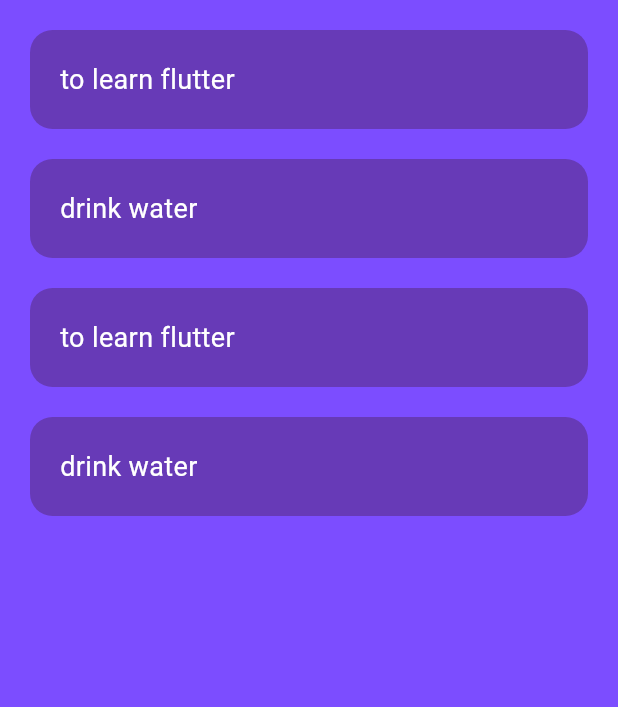
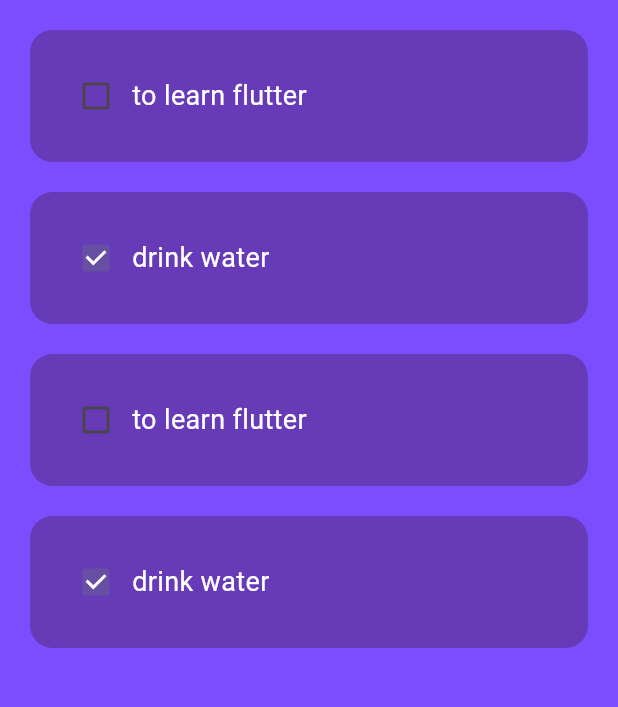
Before and after one commit to Niranjantk/Niranjantk, a Flutter app: the screen it shows after launch, on a phone screen of 412 x 824 dp, the part 84-791 px from its top. Run offline on Flutter 3.47's test engine with Material 3 defaults, Android fonts, the phone set to English and light mode, and no system bars.

```diff
--- a/to_do_list_app/lib/Pages/home_Page.dart
+++ b/to_do_list_app/lib/Pages/home_Page.dart
@@ -1,15 +1,27 @@
 import 'package:flutter/material.dart';
 import 'package:to_do_list_app/Pages/utils/to_do_list.dart';
 
-class HomePageToDo extends StatelessWidget {
+class HomePageToDo extends StatefulWidget {
   HomePageToDo({super.key});
 
+  @override
+  State<HomePageToDo> createState() => _HomePageToDoState();
+}
+
+class _HomePageToDoState extends State<HomePageToDo> {
   List todolist = [
     ["to learn flutter", false],
     ["drink water", true],
     ["to learn flutter", false],
     ["drink water", true],
   ];
+
+  void checkboxchanged(int index){
+    setState(() {
+      todolist[index][1]=!todolist[index][1];
+    });
+  }
+
   @override
   Widget build(BuildContext context) {
     return Scaffold(
@@ -23,7 +35,11 @@ class HomePageToDo extends StatelessWidget {
       body: ListView.builder(
         itemCount: todolist.length,
         itemBuilder: (BuildContext context, index) {
-          return ToDoList(taskname: todolist[index][0],);
+          return ToDoList(
+            taskname: todolist[index][0],
+            taskcomplected: todolist[index][1],
+            onChanged: (value)=>checkboxchanged(index),
+          );
         },
       ),
     );
--- a/to_do_list_app/lib/Pages/utils/to_do_list.dart
+++ b/to_do_list_app/lib/Pages/utils/to_do_list.dart
@@ -1,7 +1,12 @@
 import 'package:flutter/material.dart';
 class ToDoList extends StatelessWidget {
-  const ToDoList({super.key,required this.taskname});
+  const ToDoList({super.key,
+  required this.taskname,
+  required this.taskcomplected,
+  required this.onChanged});
   final String taskname;
+  final bool taskcomplected;
+  final Function(bool?)? onChanged;
   @override
   Widget build(BuildContext context) {
     return Padding(
@@ -18,9 +23,16 @@ class ToDoList extends StatelessWidget {
                 borderRadius: BorderRadius.circular(15),
               ),
               padding: EdgeInsets.all(20),
-              child: Text(
-                taskname,
-                style: TextStyle(color: Colors.white, fontSize: 18),
+              child: Row(
+                children: [
+                  Checkbox(
+                    value: taskcomplected,
+                    onChanged: onChanged),
+                  Text(
+                    taskname,
+                    style: TextStyle(color: Colors.white, fontSize: 18),
+                  ),
+                ],
               ),
             ),
           );
```
